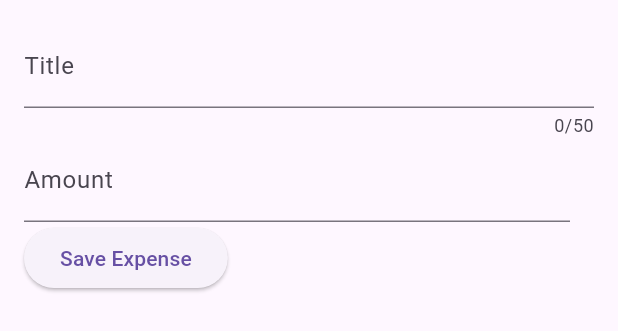
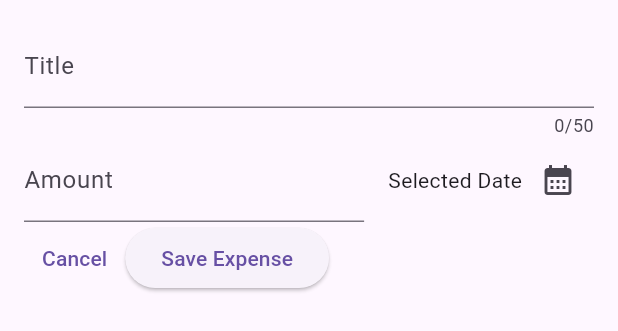
Before and after one commit to JoyChowdhury12/Expense-Manager-App, a Flutter app: the NewExpense widget shown alone on an empty page, opened directly, on a phone screen of 412 x 824 dp. Shown: the top 331 px of the screen. Run offline on Flutter 3.47's test engine with Material 3 defaults, Android fonts, the phone set to English and light mode, and no system bars.

Commit message:
Added feature of date selection

```diff
--- a/lib/screens/new_expense.dart
+++ b/lib/screens/new_expense.dart
@@ -10,6 +10,17 @@ class NewExpense extends StatefulWidget {
 class _NewExpenseState extends State<NewExpense> {
   final _titleController = TextEditingController();
   final _amountController = TextEditingController();
+
+  void _presentDatePicker() {
+    final now = DateTime.now();
+    final firstDate = DateTime(now.year - 1, now.month, now.day);
+
+    showDatePicker(
+        context: context,
+        initialDate: now,
+        firstDate: firstDate,
+        lastDate: now);
+  }
 
   @override
   void dispose() {
@@ -34,16 +45,27 @@ class _NewExpenseState extends State<NewExpense> {
               Expanded(
                 child: TextField(
                   controller: _amountController,
-                  decoration: InputDecoration(label: Text("Amount")),
+                  keyboardType: TextInputType.number,
+                  decoration:
+                      InputDecoration(prefixText: "\$", label: Text("Amount")),
                 ),
               ),
               SizedBox(
                 width: 16,
-              )
+              ),
+              Text("Selected Date"),
+              IconButton(
+                  onPressed: _presentDatePicker,
+                  icon: Icon(Icons.calendar_month))
             ],
           ),
           Row(
             children: [
+              TextButton(
+                  onPressed: () {
+                    Navigator.pop(context);
+                  },
+                  child: Text("Cancel")),
               ElevatedButton(
                   onPressed: () {
                     print(_titleController.text);
```
